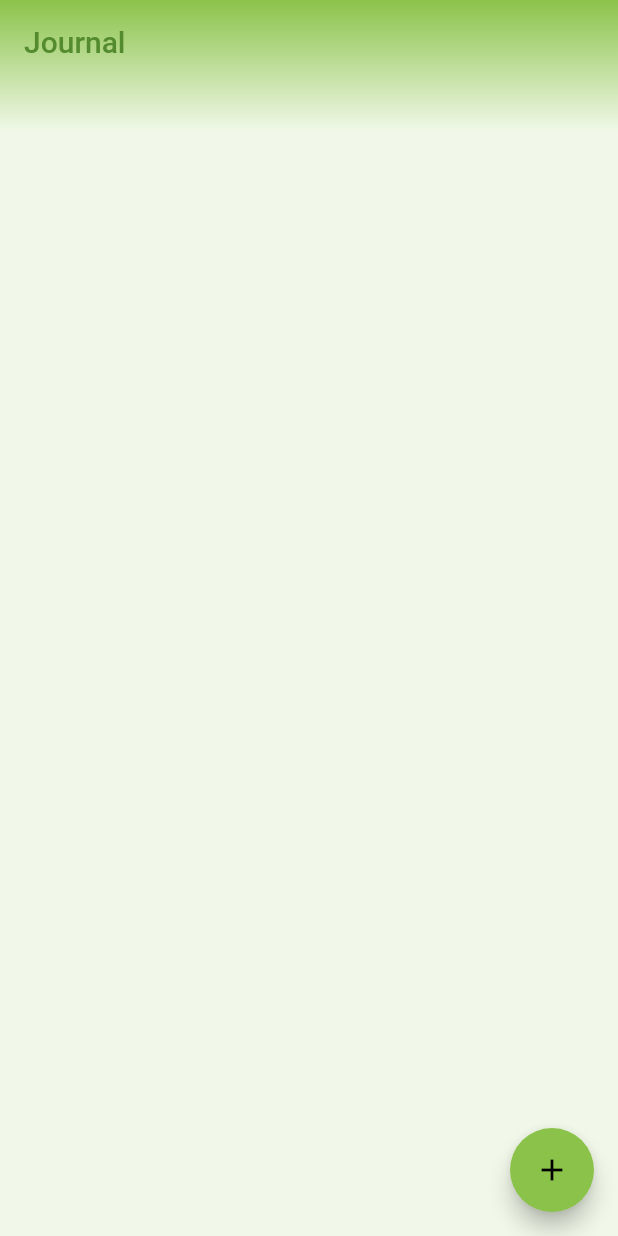
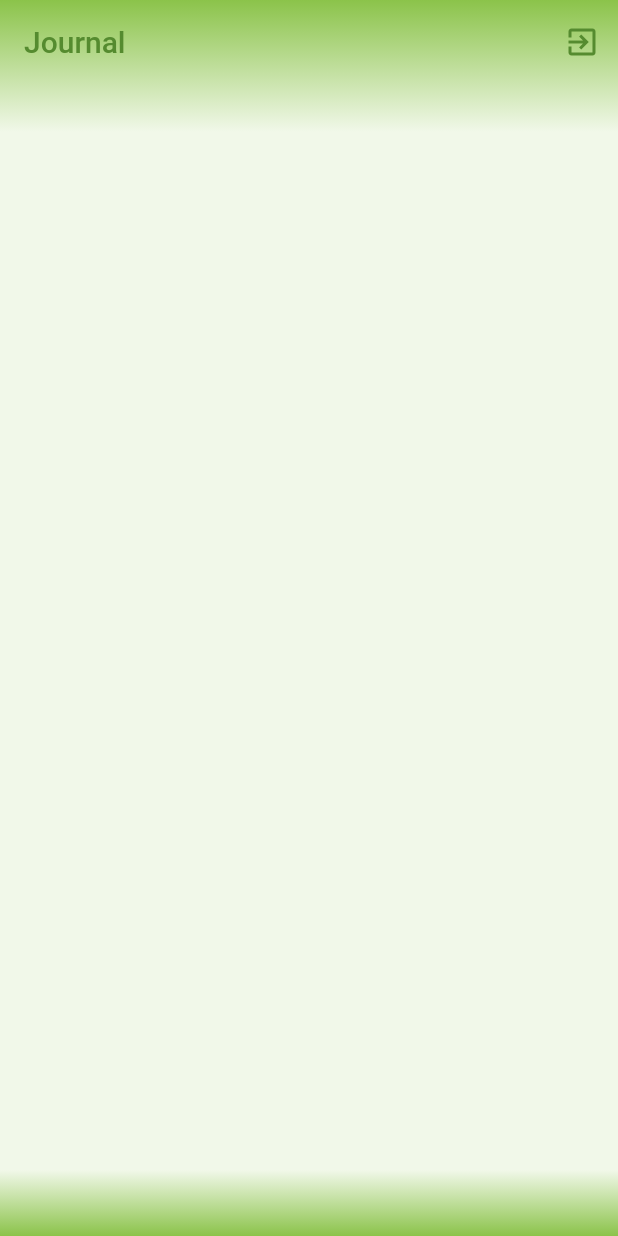
Before and after one commit to blessed-sibanda/journal, a Flutter app: the screen it shows after launch, on a phone screen of 412 x 824 dp. Run offline on Flutter 3.47's test engine with Material 2 defaults, Android fonts, the phone set to English and light mode, and no system bars.

Commit message:
add bottom-navigation-bar

```diff
--- a/lib/pages/home.dart
+++ b/lib/pages/home.dart
@@ -32,14 +32,31 @@ class _MyHomePageState extends State<MyHomePage> {
             ),
           ),
         ),
+        actions: [
+          IconButton(
+            onPressed: () {
+              // TODO: Add signOut method
+            },
+            icon: const Icon(Icons.exit_to_app),
+            color: Colors.lightGreen.shade800,
+          ),
+        ],
       ),
       body: Center(
         child: Container(),
       ),
-      floatingActionButton: FloatingActionButton(
-        onPressed: () {},
-        tooltip: 'Increment',
-        child: const Icon(Icons.add),
+      bottomNavigationBar: BottomAppBar(
+        elevation: 0.0,
+        child: Container(
+          height: 44.0,
+          decoration: BoxDecoration(
+            gradient: LinearGradient(
+              colors: [Colors.lightGreen.shade50, Colors.lightGreen],
+              begin: Alignment.topCenter,
+              end: Alignment.bottomCenter,
+            ),
+          ),
+        ),
       ),
     );
   }
```
